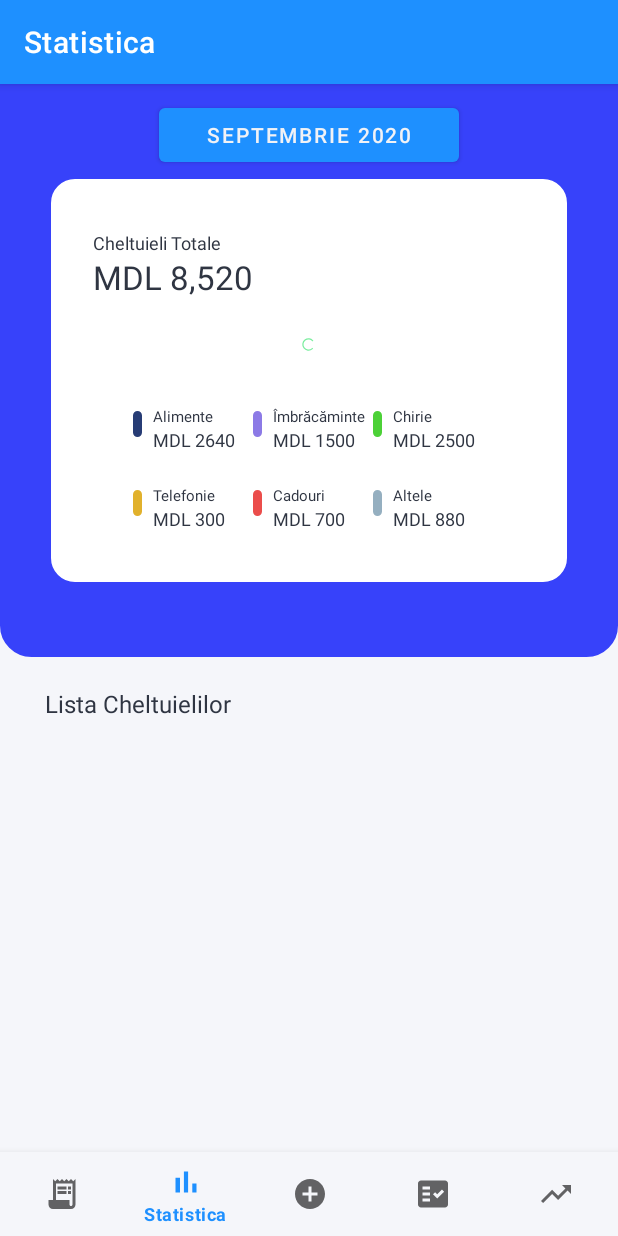
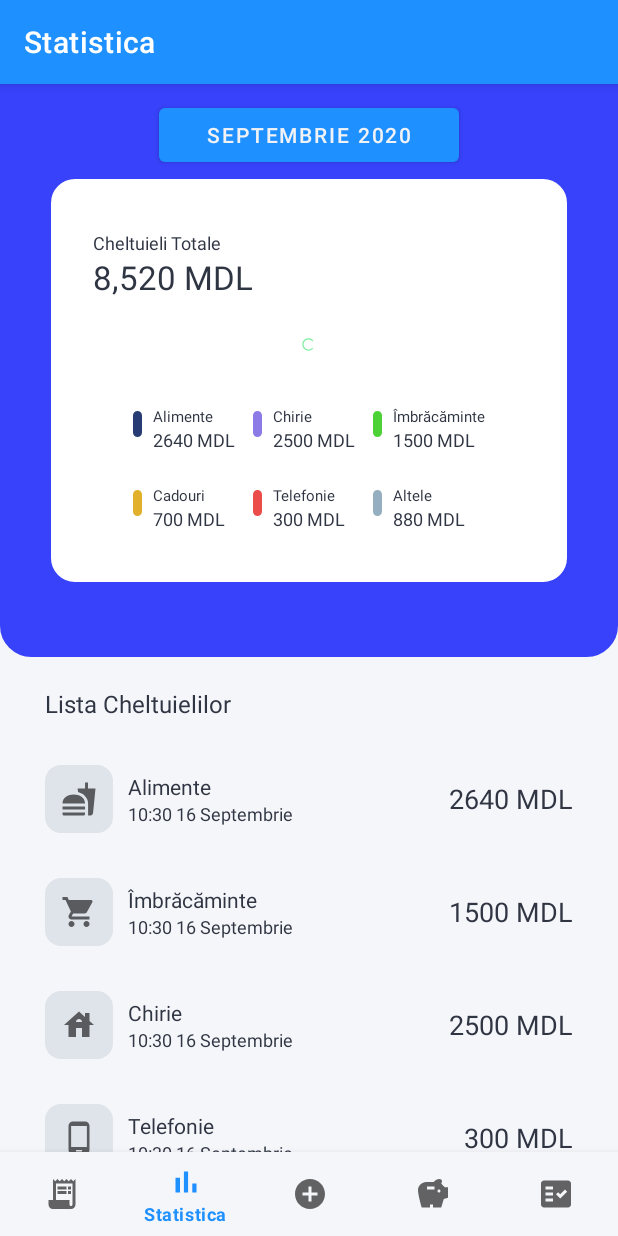
Before and after one commit to JulianNSH/MoneyManager, an Android app: the StatisticsFragment screen opened through its navigation route, on a phone screen of 412 x 824 dp. Run offline under Robolectric (Android 15) with nearby library versions, the phone set to English and light mode, and no system bars; our stand-ins replace navigation-ui; libraries missing offline, so code that uses them is left out: com.app.infideap, com.github.mikephil.charting; plain views replace AProgressBar; 21 statements that could not run were skipped.

Commit message:
Statistics

```diff
--- a/app/src/main/java/github/julianNSH/moneymanager/ui/invest/InvestFragment.java
+++ b/app/src/main/java/github/julianNSH/moneymanager/ui/invest/InvestFragment.java
@@ -1,5 +1,5 @@
 package github.julianNSH.moneymanager.ui.invest;
-
+//TODO REFACTOR TO SAVINGS
 import android.os.Bundle;
 import android.view.LayoutInflater;
 import android.view.View;
--- a/app/src/main/java/github/julianNSH/moneymanager/ui/overview/OverviewFragment.java
+++ b/app/src/main/java/github/julianNSH/moneymanager/ui/overview/OverviewFragment.java
@@ -28,12 +28,11 @@ public class OverviewFragment extends Fragment {
 
     ////////////////////////////////////////////////////////////////Graph Elements ->TODO makeanotherclass
     private static final int MAX_X_VALUE = 7;
-    private static final int MAX_Y_VALUE = 50;
-    private static final int MIN_Y_VALUE = 5;
-    private static final int GROUPS = 3;
-    private static final String GROUP_1_LABEL = "Group 1";
-    private static final String GROUP_2_LABEL = "Group 2";
-    private static final String GROUP_3_LABEL = "Group 3";
+    private static final int MAX_Y_VALUE = 20;
+    private static final int MIN_Y_VALUE = 12;
+    private static final int GROUPS = 2;
+    private static final String GROUP_1_LABEL = "Venit";
+    private static final String GROUP_2_LABEL = "Cheltuieli";
     private static final float BAR_SPACE = 0.05f;
     private static final float BAR_WIDTH = 0.2f;
     private BarChart chart;
@@ -47,8 +46,8 @@ public class OverviewFragment extends Fragment {
             R.drawable.ic_down,R.drawable.ic_flat,R.drawable.ic_down,R.drawable.ic_flat,R.drawable.ic_up};
     private  String title[] = {"Salariu","Alimente","Servicii Comunale","Transfer","Îmbrăcăminte",
             "Transfer","Cadou","Transfer","Cash-Back"};
-    private String subtitle[] = {"MDL 23050","MDL 1000","MDL 2500","MDL 5000","MDL 1500","MDL 3000",
-            "MDL 700","MDL 1000","MDL 1500"};
+    private String subtitle[] = {"13710 MDL","1000 MDL","2500 MDL","5000 MDL","1500 MDL","3000 MDL",
+            "700 MDL","1000 MDL","1500 MDL"};
 
     public View onCreateView(@NonNull LayoutInflater inflater,
                              ViewGroup container, Bundle savedInstanceState){
@@ -81,8 +80,9 @@ public class OverviewFragment extends Fragment {
         chart.setPinchZoom(false);
         chart.setDrawBarShadow(false);
         chart.setDrawGridBackground(false);
+        chart.setDoubleTapToZoomEnabled(false);
+        chart.getDescription().setEnabled(false);
 
-        chart.getDescription().setEnabled(false);
 
         XAxis xAxis = chart.getXAxis();
         xAxis.setGranularity(1f);
@@ -96,34 +96,39 @@ public class OverviewFragment extends Fragment {
         chart.getAxisRight().setEnabled(false);
 
         chart.getXAxis().setAxisMinimum(0);
+
         chart.getXAxis().setAxisMaximum(MAX_X_VALUE);
     }
 
     private BarData createChartData() {
         Random r = new Random();
-
         ArrayList<BarEntry> values1 = new ArrayList<>();
         ArrayList<BarEntry> values2 = new ArrayList<>();
-        ArrayList<BarEntry> values3 = new ArrayList<>();
 
         for (int i = 0; i < MAX_X_VALUE; i++) {
+            if(i==3){
+
+                values1.add(new BarEntry(i, 14.2f));
+                values2.add(new BarEntry(i, 8.5f));
+                continue;
+            }
+            if(i==1){
+                values1.add(new BarEntry(i,0));
+                values2.add(new BarEntry(i, 0));
+                continue;
+            }
             values1.add(new BarEntry(i, MIN_Y_VALUE + r.nextFloat() * (MAX_Y_VALUE - MIN_Y_VALUE)));
-            values2.add(new BarEntry(i, MIN_Y_VALUE + r.nextFloat() * (MAX_Y_VALUE - MIN_Y_VALUE)));
-            values3.add(new BarEntry(i, MIN_Y_VALUE + r.nextFloat() * (MAX_Y_VALUE - MIN_Y_VALUE)));
+            values2.add(new BarEntry(i, (MIN_Y_VALUE-4) + r.nextFloat() * ((MAX_Y_VALUE-4) - (MIN_Y_VALUE-4))));
         }
 
         BarDataSet set1 = new BarDataSet(values1, GROUP_1_LABEL);
         BarDataSet set2 = new BarDataSet(values2, GROUP_2_LABEL);
-        BarDataSet set3 = new BarDataSet(values3, GROUP_3_LABEL);
-
         set1.setColor(ColorTemplate.MATERIAL_COLORS[0]);
-        set2.setColor(ColorTemplate.MATERIAL_COLORS[1]);
-        set3.setColor(ColorTemplate.MATERIAL_COLORS[2]);
+        set2.setColor(ColorTemplate.MATERIAL_COLORS[2]);
 
         ArrayList<IBarDataSet> dataSets = new ArrayList<>();
         dataSets.add(set1);
         dataSets.add(set2);
-        dataSets.add(set3);
 
         BarData data = new BarData(dataSets);
 
--- /dev/null
+++ b/app/src/main/java/github/julianNSH/moneymanager/ui/statistics/StatisticsAdapter.java
@@ -0,0 +1,65 @@
+package github.julianNSH.moneymanager.ui.statistics;
+
+import android.content.Context;
+import android.os.Build;
+import android.view.LayoutInflater;
+import android.view.View;
+import android.view.ViewGroup;
+import android.widget.ImageView;
+import android.widget.TextView;
+
+import java.util.List;
+
+import androidx.annotation.RequiresApi;
+import androidx.recyclerview.widget.RecyclerView;
+import github.julianNSH.moneymanager.R;
+
+public class StatisticsAdapter extends RecyclerView.Adapter<StatisticsAdapter.MyViewHolder>{
+    StatisticsFragment context;
+
+    private List<StatisticsModelClass> list;
+
+    public class MyViewHolder extends RecyclerView.ViewHolder {
+
+        TextView tvType,tvPrice;
+        ImageView ivMain;
+
+        public MyViewHolder(View view) {
+            super(view);
+
+            tvType = (TextView) view.findViewById(R.id.tvType);
+            tvPrice = (TextView) view.findViewById(R.id.tvPrice);
+            ivMain = (ImageView) view.findViewById(R.id.ivMain);
+
+        }
+
+    }
+
+    public StatisticsAdapter(StatisticsFragment context, List<StatisticsModelClass> moviesList) {
+        this.list = moviesList;
+        this.context = context;
+    }
+
+    @Override
+    public MyViewHolder onCreateViewHolder(ViewGroup parent, int viewType) {
+        View itemView = LayoutInflater.from(parent.getContext())
+                .inflate(R.layout.list_element, parent, false);
+        return new MyViewHolder(itemView);
+
+    }
+
+    @RequiresApi(api = Build.VERSION_CODES.LOLLIPOP)
+    @Override
+    public void onBindViewHolder(final MyViewHolder holder,final int position) {
+        StatisticsModelClass movie = list.get(position);
+        holder.tvType.setText(movie.getTvType());
+        holder.tvPrice.setText(movie.getTvPrice());
+        holder.ivMain.setImageResource(movie.getIvMain());
+    }
+    @Override
+    public int getItemCount() {
+        return list.size();
+    }
+
+
+}
--- a/app/src/main/java/github/julianNSH/moneymanager/ui/statistics/StatisticsFragment.java
+++ b/app/src/main/java/github/julianNSH/moneymanager/ui/statistics/StatisticsFragment.java
@@ -1,5 +1,7 @@
 package github.julianNSH.moneymanager.ui.statistics;
 
+import android.annotation.SuppressLint;
+import android.graphics.Color;
 import android.os.Bundle;
 import android.view.LayoutInflater;
 import android.view.TextureView;
@@ -7,26 +9,70 @@ import android.view.View;
 import android.view.ViewGroup;
 import android.widget.TextView;
 
+import com.app.infideap.stylishwidget.view.AProgressBar;
+import com.github.mikephil.charting.data.BarData;
+
+import java.util.ArrayList;
+
 import androidx.annotation.NonNull;
 import androidx.annotation.Nullable;
 import androidx.fragment.app.Fragment;
 import androidx.lifecycle.Observer;
 import androidx.lifecycle.ViewModelProvider;
+import androidx.recyclerview.widget.DefaultItemAnimator;
+import androidx.recyclerview.widget.LinearLayoutManager;
+import androidx.recyclerview.widget.RecyclerView;
 import github.julianNSH.moneymanager.R;
+import github.julianNSH.moneymanager.ui.overview.OverviewAdapter;
+import github.julianNSH.moneymanager.ui.overview.OverviewFragment;
+import github.julianNSH.moneymanager.ui.overview.OverviewModelClass;
+import github.julianNSH.moneymanager.ui.scope.ScopeViewModel;
 
 public class StatisticsFragment extends Fragment {
+    private ArrayList<StatisticsModelClass> statisticsModelClasses;
+    private RecyclerView recyclerView;
+    private StatisticsAdapter statisticsAdapter;
 
-    private StatisticsViewModel statisticsViewModel;
+    private Integer image[] = {R.drawable.cat_food, R.drawable.cat_shoping, R.drawable.cat_house, R.drawable.cat_phone,
+            R.drawable.cat_gift, R.drawable.cat_coffe, R.drawable.ic_flat, R.drawable.ic_flat};
+    private  String title[] = {"Alimente","Îmbrăcăminte","Chirie","Telefonie","Cadouri",
+            "Cafea","Dezinfectant","Frizer"};
+    private String subtitle[] = {"2640 MDL","1500 MDL","2500 MDL","300 MDL","700 MDL",
+            "50 MDL","25 MDL", "150 MDL"};
 
+    @SuppressLint("ResourceType")
     public View onCreateView(@NonNull LayoutInflater inflater,
                              ViewGroup container, Bundle savedInstanceState){
-        statisticsViewModel = new ViewModelProvider(this).get(StatisticsViewModel.class);
         View root = inflater.inflate(R.layout.fragment_statistics, container, false);
-//        final TextView textView = root.findViewById(R.id.text_statistics);
-//        statisticsViewModel.getText().observe(getViewLifecycleOwner(), new Observer<String>() {
-//            @Override
-//            public void onChanged(@Nullable String s) {textView.setText(s);}
-//        });
+
+        ///////////////////////PROGRES BAR
+        AProgressBar iconProgressBar =  (AProgressBar) root.findViewById(R.id.progressBar_statistics);
+        iconProgressBar.setProgressValues(31, 60, 78, 86, 90, 100);
+        iconProgressBar.setProgressColors(
+                Color.parseColor(getResources().getString(R.color.stat_elem1)),
+                Color.parseColor(getResources().getString(R.color.stat_elem2)),
+                Color.parseColor(getResources().getString(R.color.stat_elem3)),
+                Color.parseColor(getResources().getString(R.color.stat_elem4)),
+                Color.parseColor(getResources().getString(R.color.stat_elem5)),
+                Color.parseColor(getResources().getString(R.color.stat_elem6))
+        );
+
+        ///////////////////////List of elements
+
+        recyclerView = (RecyclerView) root.findViewById(R.id.rvTransaction);
+        statisticsModelClasses = new ArrayList<>();
+
+        for (int i = 0; i < title.length; i++) {
+            StatisticsModelClass listModelClass = new StatisticsModelClass(image[i],title[i],subtitle[i]);
+
+            statisticsModelClasses.add(listModelClass);
+        }
+        statisticsAdapter = new StatisticsAdapter(StatisticsFragment.this,statisticsModelClasses);
+        RecyclerView.LayoutManager mLayoutManager = new LinearLayoutManager(root.getContext());
+        recyclerView.setLayoutManager(mLayoutManager);
+        recyclerView.setItemAnimator(new DefaultItemAnimator());
+        recyclerView.setAdapter(statisticsAdapter);
+
         return root;
     }
 }
--- /dev/null
+++ b/app/src/main/java/github/julianNSH/moneymanager/ui/statistics/StatisticsModelClass.java
@@ -0,0 +1,36 @@
+package github.julianNSH.moneymanager.ui.statistics;
+
+public class StatisticsModelClass {
+    Integer ivMain;
+    String tvType,tvPrice;
+
+    public StatisticsModelClass(Integer ivMain, String tvType, String tvPrice) {
+        this.ivMain = ivMain;
+        this.tvType = tvType;
+        this.tvPrice = tvPrice;
+    }
+
+    public Integer getIvMain() {
+        return ivMain;
+    }
+
+    public void setIvMain(Integer ivMain) {
+        this.ivMain = ivMain;
+    }
+
+    public String getTvType() {
+        return tvType;
+    }
+
+    public void setTvType(String tvType) {
+        this.tvType = tvType;
+    }
+
+    public String getTvPrice() {
+        return tvPrice;
+    }
+
+    public void setTvPrice(String tvPrice) {
+        this.tvPrice = tvPrice;
+    }
+}
--- a/app/src/main/java/github/julianNSH/moneymanager/ui/statistics/StatisticsViewModel.java
+++ /dev/null
@@ -1,16 +0,0 @@
-package github.julianNSH.moneymanager.ui.statistics;
-
-import androidx.lifecycle.LiveData;
-import androidx.lifecycle.MutableLiveData;
-import androidx.lifecycle.ViewModel;
-
-public class StatisticsViewModel extends ViewModel {
-
-    private MutableLiveData<String> sText;
-
-    public StatisticsViewModel(){
-        sText = new MutableLiveData<>();
-        sText.setValue("Statistica cheltuielilor");
-    }
-    public LiveData<String> getText(){return sText;}
-}
--- /dev/null
+++ b/app/src/main/res/drawable/cat_coffe.xml
@@ -0,0 +1,10 @@
+<vector xmlns:android="http://schemas.android.com/apk/res/android"
+    android:width="24dp"
+    android:height="24dp"
+    android:viewportWidth="24"
+    android:viewportHeight="24"
+    android:tint="?attr/colorControlNormal">
+  <path
+      android:fillColor="@android:color/white"
+      android:pathData="M18.5,3H6C4.9,3 4,3.9 4,5v5.71c0,3.83 2.95,7.18 6.78,7.29c3.96,0.12 7.22,-3.06 7.22,-7v-1h0.5c1.93,0 3.5,-1.57 3.5,-3.5S20.43,3 18.5,3zM16,5v3H6V5H16zM18.5,8H18V5h0.5C19.33,5 20,5.67 20,6.5S19.33,8 18.5,8zM4,19h16v2H4V19z"/>
+</vector>
--- /dev/null
+++ b/app/src/main/res/drawable/cat_food.xml
@@ -0,0 +1,10 @@
+<vector xmlns:android="http://schemas.android.com/apk/res/android"
+    android:width="24dp"
+    android:height="24dp"
+    android:viewportWidth="24"
+    android:viewportHeight="24"
+    android:tint="?attr/colorControlNormal">
+  <path
+      android:fillColor="@android:color/white"
+      android:pathData="M18.06,22.99h1.66c0.84,0 1.53,-0.64 1.63,-1.46L23,5.05h-5L18,1h-1.97v4.05h-4.97l0.3,2.34c1.71,0.47 3.31,1.32 4.27,2.26 1.44,1.42 2.43,2.89 2.43,5.29v8.05zM1,21.99L1,21h15.03v0.99c0,0.55 -0.45,1 -1.01,1L2.01,22.99c-0.56,0 -1.01,-0.45 -1.01,-1zM16.03,14.99c0,-8 -15.03,-8 -15.03,0h15.03zM1.02,17h15v2h-15z"/>
+</vector>
--- /dev/null
+++ b/app/src/main/res/drawable/cat_gift.xml
@@ -0,0 +1,10 @@
+<vector xmlns:android="http://schemas.android.com/apk/res/android"
+    android:width="24dp"
+    android:height="24dp"
+    android:viewportWidth="24"
+    android:viewportHeight="24"
+    android:tint="?attr/colorControlNormal">
+  <path
+      android:fillColor="@android:color/white"
+      android:pathData="M20,6h-2.18c0.11,-0.31 0.18,-0.65 0.18,-1 0,-1.66 -1.34,-3 -3,-3 -1.05,0 -1.96,0.54 -2.5,1.35l-0.5,0.67 -0.5,-0.68C10.96,2.54 10.05,2 9,2 7.34,2 6,3.34 6,5c0,0.35 0.07,0.69 0.18,1L4,6c-1.11,0 -1.99,0.89 -1.99,2L2,19c0,1.11 0.89,2 2,2h16c1.11,0 2,-0.89 2,-2L22,8c0,-1.11 -0.89,-2 -2,-2zM15,4c0.55,0 1,0.45 1,1s-0.45,1 -1,1 -1,-0.45 -1,-1 0.45,-1 1,-1zM9,4c0.55,0 1,0.45 1,1s-0.45,1 -1,1 -1,-0.45 -1,-1 0.45,-1 1,-1zM20,19L4,19v-2h16v2zM20,14L4,14L4,8h5.08L7,10.83 8.62,12 11,8.76l1,-1.36 1,1.36L15.38,12 17,10.83 14.92,8L20,8v6z"/>
+</vector>
--- /dev/null
+++ b/app/src/main/res/drawable/cat_house.xml
@@ -0,0 +1,10 @@
+<vector xmlns:android="http://schemas.android.com/apk/res/android"
+    android:width="24dp"
+    android:height="24dp"
+    android:viewportWidth="24"
+    android:viewportHeight="24"
+    android:tint="?attr/colorControlNormal">
+  <path
+      android:fillColor="@android:color/white"
+      android:pathData="M19,9.3V4h-3v2.6L12,3L2,12h3v8h5v-6h4v6h5v-8h3L19,9.3zM10,10c0,-1.1 0.9,-2 2,-2s2,0.9 2,2H10z"/>
+</vector>
--- /dev/null
+++ b/app/src/main/res/drawable/cat_phone.xml
@@ -0,0 +1,10 @@
+<vector xmlns:android="http://schemas.android.com/apk/res/android"
+    android:width="24dp"
+    android:height="24dp"
+    android:viewportWidth="24"
+    android:viewportHeight="24"
+    android:tint="?attr/colorControlNormal">
+  <path
+      android:fillColor="@android:color/white"
+      android:pathData="M16,1L8,1C6.34,1 5,2.34 5,4v16c0,1.66 1.34,3 3,3h8c1.66,0 3,-1.34 3,-3L19,4c0,-1.66 -1.34,-3 -3,-3zM14,21h-4v-1h4v1zM17.25,18L6.75,18L6.75,4h10.5v14z"/>
+</vector>
--- /dev/null
+++ b/app/src/main/res/drawable/cat_shoping.xml
@@ -0,0 +1,10 @@
+<vector xmlns:android="http://schemas.android.com/apk/res/android"
+    android:width="24dp"
+    android:height="24dp"
+    android:viewportWidth="24"
+    android:viewportHeight="24"
+    android:tint="?attr/colorControlNormal">
+  <path
+      android:fillColor="@android:color/white"
+      android:pathData="M7,18c-1.1,0 -1.99,0.9 -1.99,2S5.9,22 7,22s2,-0.9 2,-2 -0.9,-2 -2,-2zM1,2v2h2l3.6,7.59 -1.35,2.45c-0.16,0.28 -0.25,0.61 -0.25,0.96 0,1.1 0.9,2 2,2h12v-2L7.42,15c-0.14,0 -0.25,-0.11 -0.25,-0.25l0.03,-0.12 0.9,-1.63h7.45c0.75,0 1.41,-0.41 1.75,-1.03l3.58,-6.49c0.08,-0.14 0.12,-0.31 0.12,-0.48 0,-0.55 -0.45,-1 -1,-1L5.21,4l-0.94,-2L1,2zM17,18c-1.1,0 -1.99,0.9 -1.99,2s0.89,2 1.99,2 2,-0.9 2,-2 -0.9,-2 -2,-2z"/>
+</vector>
--- a/app/src/main/res/drawable/ic_investing_black_24dp.xml
+++ /dev/null
@@ -1,11 +0,0 @@
-<vector xmlns:android="http://schemas.android.com/apk/res/android"
-    android:width="24dp"
-    android:height="24dp"
-    android:viewportWidth="24"
-    android:viewportHeight="24"
-    android:tint="?attr/colorControlNormal"
-    android:autoMirrored="true">
-  <path
-      android:fillColor="@color/black"
-      android:pathData="M16,6l2.29,2.29 -4.88,4.88 -4,-4L2,16.59 3.41,18l6,-6 4,4 6.3,-6.29L22,12V6z"/>
-</vector>
--- /dev/null
+++ b/app/src/main/res/drawable/ic_savings_24.xml
@@ -0,0 +1,10 @@
+<vector xmlns:android="http://schemas.android.com/apk/res/android"
+    android:width="24dp"
+    android:height="24dp"
+    android:viewportWidth="24"
+    android:viewportHeight="24"
+    android:tint="?attr/colorControlNormal">
+  <path
+      android:fillColor="@android:color/white"
+      android:pathData="M19.83,7.5l-2.27,-2.27c0.07,-0.42 0.18,-0.81 0.32,-1.15C17.96,3.9 18,3.71 18,3.5C18,2.67 17.33,2 16.5,2c-1.64,0 -3.09,0.79 -4,2l-5,0C4.46,4 2,6.46 2,9.5S4.5,21 4.5,21l5.5,0v-2h2v2l5.5,0l1.68,-5.59L22,14.47V7.5H19.83zM13,9H8V7h5V9zM16,11c-0.55,0 -1,-0.45 -1,-1c0,-0.55 0.45,-1 1,-1s1,0.45 1,1C17,10.55 16.55,11 16,11z"/>
+</vector>
--- a/app/src/main/res/layout/fragment_overview.xml
+++ b/app/src/main/res/layout/fragment_overview.xml
@@ -68,7 +68,7 @@
                     android:layout_height="wrap_content"
                     android:layout_marginTop="5dp"
                     android:lineSpacingExtra="4sp"
-                    android:text="MDL +14,210"
+                    android:text="+14,210 MDL"
                     android:textColor="#4CAF50"
                     android:textSize="22sp" />
 
@@ -86,7 +86,7 @@
                     android:layout_height="wrap_content"
                     android:layout_marginTop="5dp"
                     android:lineSpacingExtra="4sp"
-                    android:text="MDL -8,520"
+                    android:text="-8,520 MDL"
                     android:textColor="#ff4757"
                     android:textSize="22sp" />
             </LinearLayout>
@@ -140,8 +140,9 @@
             android:orientation="vertical"
             android:layout_width="match_parent"
             android:layout_height="match_parent"
-            android:layout_marginBottom="170dp"
+            android:layout_marginBottom="160dp"
             android:background="@drawable/white_rect"
+            android:padding="5dp"
             >
 
             <com.github.mikephil.charting.charts.BarChart
--- a/app/src/main/res/layout/fragment_statistics.xml
+++ b/app/src/main/res/layout/fragment_statistics.xml
@@ -75,12 +75,12 @@
                         android:textSize="22sp"
                         android:textColor="@color/black"
                         android:lineSpacingExtra="4sp"
-                        android:text="MDL 8,520"
+                        android:text="8,520 MDL"
                         />
 
 
                     <com.app.infideap.stylishwidget.view.AProgressBar
-                        android:id="@+id/progressBar_multi_icon"
+                        android:id="@+id/progressBar_statistics"
                         android:layout_width="match_parent"
                         android:layout_height="10dp"
                         app:sw_maxValue="100"
@@ -132,7 +132,7 @@
                                     android:textSize="12sp"
                                     android:textColor="@color/black"
                                     android:lineSpacingExtra="3sp"
-                                    android:text="MDL 2640"
+                                    android:text="2640 MDL"
                                     />
                             </LinearLayout>
 
@@ -162,7 +162,7 @@
                                     android:textSize="10sp"
                                     android:textColor="@color/black"
                                     android:lineSpacingExtra="2sp"
-                                    android:text="Îmbrăcăminte"
+                                    android:text="Chirie"
                                     />
 
                                 <TextView
@@ -171,7 +171,7 @@
                                     android:textSize="12sp"
                                     android:textColor="@color/black"
                                     android:lineSpacingExtra="3sp"
-                                    android:text="MDL 1500"
+                                    android:text="2500 MDL"
                                     />
                             </LinearLayout>
 
@@ -201,7 +201,7 @@
                                     android:textSize="10sp"
                                     android:textColor="@color/black"
                                     android:lineSpacingExtra="2sp"
-                                    android:text="Chirie"
+                                    android:text="Îmbrăcăminte"
                                     />
 
                                 <TextView
@@ -210,7 +210,7 @@
                                     android:textSize="12sp"
                                     android:textColor="@color/black"
                                     android:lineSpacingExtra="3sp"
-                                    android:text="MDL 2500"
+                                    android:text="1500 MDL"
                                     />
                             </LinearLayout>
 
@@ -252,7 +252,7 @@
                                     android:textSize="10sp"
                                     android:textColor="@color/black"
                                     android:lineSpacingExtra="2sp"
-                                    android:text="Telefonie"
+                                    android:text="Cadouri"
                                     />
 
                                 <TextView
@@ -261,7 +261,7 @@
                                     android:textSize="12sp"
                                     android:textColor="@color/black"
                                     android:lineSpacingExtra="3sp"
-                                    android:text="MDL 300"
+                                    android:text="700 MDL"
                                     />
                             </LinearLayout>
 
@@ -291,7 +291,7 @@
                                     android:textSize="10sp"
                                     android:textColor="@color/black"
                                     android:lineSpacingExtra="2sp"
-                                    android:text="Cadouri"
+                                    android:text="Telefonie"
                                     />
 
                                 <TextView
@@ -300,7 +300,7 @@
                                     android:textSize="12sp"
                                     android:textColor="@color/black"
                                     android:lineSpacingExtra="3sp"
-                                    android:text="MDL 700"
+                                    android:text="300 MDL"
                                     />
                             </LinearLayout>
 
@@ -339,7 +339,7 @@
                                     android:textSize="12sp"
                                     android:textColor="@color/black"
                                     android:lineSpacingExtra="3sp"
-                                    android:text="MDL 880"
+                                    android:text="880 MDL"
                                     />
                             </LinearLayout>
 
--- a/app/src/main/res/menu/bottom_nav_menu.xml
+++ b/app/src/main/res/menu/bottom_nav_menu.xml
@@ -16,14 +16,15 @@
         android:icon="@drawable/ic_add_black_24dp"
         android:title="@string/title_add" />
 
+    <item
+        android:id="@+id/navigation_invest"
+        android:icon="@drawable/ic_savings_24"
+        android:title="@string/title_savings"/>
 
     <item
         android:id="@+id/navigation_scope"
         android:icon="@drawable/ic_scope_black_24dp"
         android:title="@string/title_scope"/>
-    <item
-        android:id="@+id/navigation_invest"
-        android:icon="@drawable/ic_investing_black_24dp"
-        android:title="@string/title_invest"/>
+
 
 </menu>
--- a/app/src/main/res/navigation/mobile_navigation.xml
+++ b/app/src/main/res/navigation/mobile_navigation.xml
@@ -33,6 +33,6 @@
     <fragment
         android:id="@+id/navigation_invest"
         android:name="github.julianNSH.moneymanager.ui.invest.InvestFragment"
-        android:label="@string/title_invest"
+        android:label="@string/title_savings"
         tools:layout="@layout/fragment_invest"/>
 </navigation>
--- a/app/src/main/res/values/strings.xml
+++ b/app/src/main/res/values/strings.xml
@@ -3,6 +3,6 @@
     <string name="title_overview">Sinopsis</string>
     <string name="title_statistics">Statistica</string>
     <string name="title_scope">Scopuri</string>
-    <string name="title_invest">Investitii</string>
+    <string name="title_savings">Economii</string>
     <string name="title_add">Adaugare</string>
 </resources>
```
